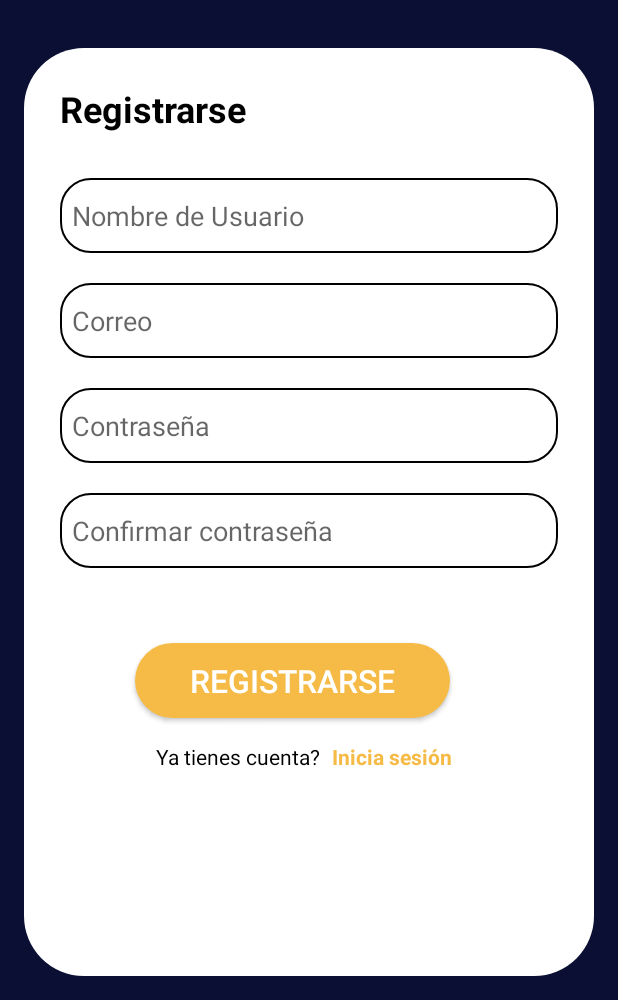
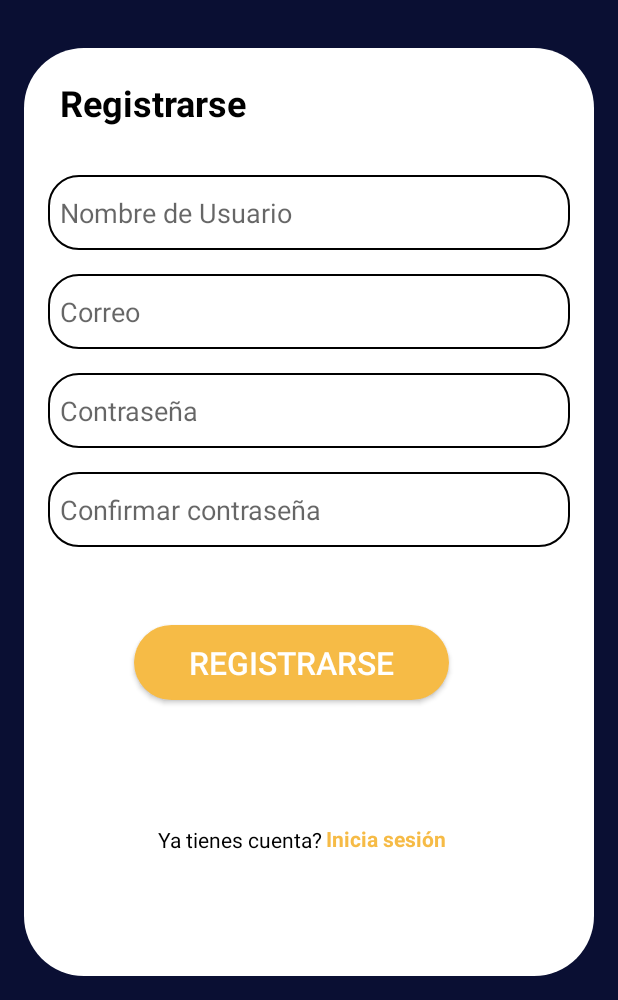
Before and after one commit to TamiSorsaburu/App-Movile, an Android app: the Register screen opened directly, with no data from a screen before it, on a phone screen of 412 x 824 dp, the part 236-1236 px from its top. Run offline under Robolectric (Android 15) with nearby library versions, the phone set to English and light mode, and no system bars; Roboto replaces fonts that are not available here.

Commit message:
Se agregan modificaciones a formulario registro

```diff
--- a/app/src/main/res/layout/activity_register.xml
+++ b/app/src/main/res/layout/activity_register.xml
@@ -32,133 +32,140 @@
         app:layout_constraintEnd_toEndOf="parent"
         app:layout_constraintStart_toStartOf="parent"
         app:layout_constraintTop_toBottomOf="@+id/imageLogoRegister"
-        tools:ignore="ExtraText">>
-
-        <LinearLayout
-            android:layout_width="match_parent"
-            android:layout_height="wrap_content"
-            android:layout_gravity="center_horizontal"
-            android:orientation="vertical"
-            android:padding="24dp"
-            tools:layout_editor_absoluteY="28dp"
-            tools:ignore="MissingConstraints">
+        tools:ignore="ExtraText">
 
         <TextView
             android:id="@+id/textRegister"
             android:layout_width="match_parent"
             android:layout_height="wrap_content"
-
+            android:layout_marginStart="24dp"
+            android:layout_marginTop="20dp"
+            android:layout_marginEnd="16dp"
             android:text="@string/text_registrarse"
             android:textAlignment="textStart"
             android:textColor="@color/negro"
             android:textSize="24sp"
-                android:textStyle="bold" />
+            android:textStyle="bold"
+            app:layout_constraintEnd_toEndOf="parent"
+            app:layout_constraintStart_toStartOf="parent"
+            app:layout_constraintTop_toTopOf="parent" />
 
         <EditText
-                android:id="@+id/userUser"
+            android:id="@+id/textUser"
             android:layout_width="match_parent"
             android:layout_height="50dp"
-                android:layout_marginTop="30dp"
+            android:layout_marginStart="16dp"
+            android:layout_marginTop="32dp"
+            android:layout_marginEnd="16dp"
+            android:autofillHints="username"
             android:background="@drawable/custom_edittext"
             android:drawablePadding="8dp"
-
             android:hint="@string/text_hint_nameUser"
+            android:inputType="text"
             android:padding="8dp"
             android:textColor="@color/negro"
-                android:inputType="text"
-                android:autofillHints="username"
-                android:textColorHighlight="@color/cardview_dark_background" />
+            android:textColorHighlight="@color/cardview_dark_background"
+            app:layout_constraintEnd_toEndOf="@+id/textRegister"
+            app:layout_constraintStart_toStartOf="@+id/textRegister"
+            app:layout_constraintTop_toBottomOf="@+id/textRegister" />
 
         <EditText
-                android:id="@+id/userCorreo"
+            android:id="@+id/textCorreo"
             android:layout_width="match_parent"
             android:layout_height="50dp"
-                android:layout_marginTop="20dp"
+            android:layout_marginStart="16dp"
+            android:layout_marginTop="16dp"
+            android:layout_marginEnd="16dp"
+            android:autofillHints="emailAddress"
             android:background="@drawable/custom_edittext"
             android:drawablePadding="8dp"
-
             android:hint="@string/text_hint_correo"
+            android:inputType="textEmailAddress"
             android:padding="8dp"
             android:textColor="@color/negro"
-                android:inputType="textEmailAddress"
-                android:autofillHints="emailAddress"
-                android:textColorHighlight="@color/cardview_dark_background" />
-
+            android:textColorHighlight="@color/cardview_dark_background"
+            app:layout_constraintEnd_toEndOf="@+id/textUser"
+            app:layout_constraintHorizontal_bias="1.0"
+            app:layout_constraintStart_toStartOf="@+id/textUser"
+            app:layout_constraintTop_toBottomOf="@+id/textUser" />
 
         <EditText
-                android:id="@+id/userPassword"
+            android:id="@+id/textContraseña"
             android:layout_width="match_parent"
             android:layout_height="50dp"
-                android:layout_marginTop="20dp"
+            android:layout_marginStart="16dp"
+            android:layout_marginTop="16dp"
+            android:layout_marginEnd="16dp"
+            android:autofillHints="password"
             android:background="@drawable/custom_edittext"
             android:drawablePadding="8dp"
-
+            android:ems="10"
             android:hint="@string/text_hint_password"
             android:inputType="textPassword"
-                android:autofillHints="password"
             android:padding="8dp"
             android:textColor="@color/negro"
-                android:textColorHighlight="@color/cardview_dark_background" />
+            android:textColorHighlight="@color/cardview_dark_background"
+            app:layout_constraintEnd_toEndOf="@+id/textCorreo"
+            app:layout_constraintStart_toStartOf="@+id/textCorreo"
+            app:layout_constraintTop_toBottomOf="@+id/textCorreo" />
 
         <EditText
-                android:id="@+id/userConfirmPassword"
+            android:id="@+id/textConfirContraseña"
             android:layout_width="match_parent"
             android:layout_height="50dp"
-                android:layout_marginTop="20dp"
+            android:layout_marginStart="16dp"
+            android:layout_marginTop="16dp"
+            android:layout_marginEnd="16dp"
+            android:autofillHints="password"
             android:background="@drawable/custom_edittext"
             android:drawablePadding="8dp"
-
             android:hint="@string/text_hint_confirmPassword"
             android:inputType="textPassword"
-                android:autofillHints="password"
             android:padding="8dp"
             android:textColor="@color/negro"
-                android:textColorHighlight="@color/cardview_dark_background" />
+            android:textColorHighlight="@color/cardview_dark_background"
+            app:layout_constraintEnd_toEndOf="@+id/textContraseña"
+            app:layout_constraintStart_toStartOf="@+id/textContraseña"
+            app:layout_constraintTop_toBottomOf="@+id/textContraseña" />
 
         <Button
-                android:id="@+id/registerButton"
+            android:id="@+id/buttonRegistrar"
             android:layout_width="210dp"
             android:layout_height="50dp"
-                android:layout_marginStart="50dp"
-                android:layout_marginTop="50dp"
+            android:layout_marginTop="52dp"
             android:background="@drawable/btn_color"
             android:contentDescription="@string/text_description_btnLogin"
-
             android:onClick="buttonRegister"
             android:text="@string/btn_register"
             android:textColor="@color/blanco"
-                android:textSize="21sp" />
-
-
-            <androidx.constraintlayout.widget.ConstraintLayout
-                android:layout_width="match_parent"
-                android:layout_height="match_parent">
+            android:textSize="21sp"
+            app:layout_constraintEnd_toEndOf="@+id/textConfirContraseña"
+            app:layout_constraintStart_toStartOf="@+id/textConfirContraseña"
+            app:layout_constraintTop_toBottomOf="@+id/textConfirContraseña" />
 
         <TextView
-                    android:id="@+id/textCuenta2"
+            android:id="@+id/textCuenta1"
             android:layout_width="wrap_content"
             android:layout_height="wrap_content"
-                    android:layout_marginStart="64dp"
+            android:layout_marginStart="16dp"
             android:layout_marginTop="16dp"
             android:layout_marginBottom="16dp"
-
             android:text="@string/text_cuenta2"
             android:textColor="@color/negro"
             android:textSize="14sp"
             app:layout_constraintBottom_toBottomOf="parent"
-                    app:layout_constraintStart_toStartOf="parent"
-                    app:layout_constraintTop_toTopOf="parent"
-                    app:layout_constraintVertical_bias="0.0"
-                    tools:ignore="TextSizeCheck" />
+            app:layout_constraintStart_toStartOf="@+id/buttonRegistrar"
+            app:layout_constraintTop_toBottomOf="@+id/buttonRegistrar"
+            app:layout_constraintVertical_bias="0.508" />
 
         <TextView
-                    android:id="@+id/textIniciaSesion"
+            android:id="@+id/textLoginRegister"
             android:layout_width="wrap_content"
             android:layout_height="wrap_content"
-                    android:layout_marginTop="16dp"
+            android:layout_marginStart="16dp"
+            android:layout_marginTop="45dp"
             android:layout_marginEnd="16dp"
             android:layout_marginBottom="16dp"
-
             android:minHeight="48dp"
             android:onClick="textLogin"
             android:text="@string/text_inicia_sesion"
@@ -166,16 +173,11 @@
             android:textSize="14sp"
             android:textStyle="bold"
             app:layout_constraintBottom_toBottomOf="parent"
-                    app:layout_constraintEnd_toEndOf="parent"
-                    app:layout_constraintHorizontal_bias="0.12"
-                    app:layout_constraintStart_toEndOf="@+id/textCuenta2"
-                    app:layout_constraintTop_toTopOf="parent"
-                    app:layout_constraintVertical_bias="0.0"
-                    tools:ignore="TextSizeCheck" />
-            </androidx.constraintlayout.widget.ConstraintLayout>
+            app:layout_constraintEnd_toEndOf="@+id/buttonRegistrar"
+            app:layout_constraintStart_toEndOf="@+id/textCuenta1"
+            app:layout_constraintTop_toBottomOf="@+id/buttonRegistrar" />
 
 
-        </LinearLayout>
     </androidx.constraintlayout.widget.ConstraintLayout>
 
 </androidx.constraintlayout.widget.ConstraintLayout>
```
Lines whose indentation alone changed are shown as unchanged.
